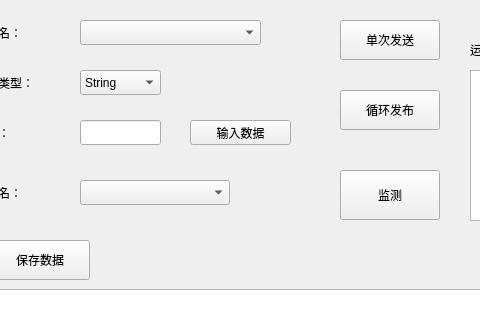
Qt form resource/ui_file/main.ui (studentxu15/rqt_qt_debugger) before a commit; both pictures show x 130 to 610 and y 0 to 320 of the 935 by 568 pixel window.
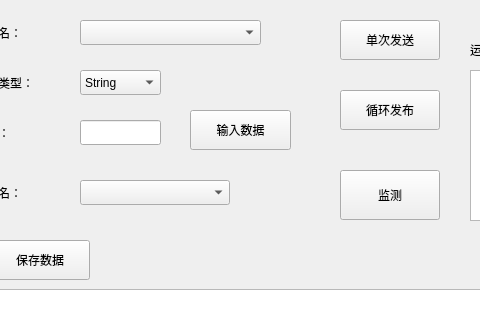
The same form after that commit.

```diff
--- a/resource/ui_file/main.ui
+++ b/resource/ui_file/main.ui
@@ -303,9 +303,9 @@
     <property name="geometry">
      <rect>
       <x>320</x>
-      <y>120</y>
+      <y>110</y>
       <width>101</width>
-      <height>25</height>
+      <height>40</height>
      </rect>
     </property>
     <property name="text">
```
